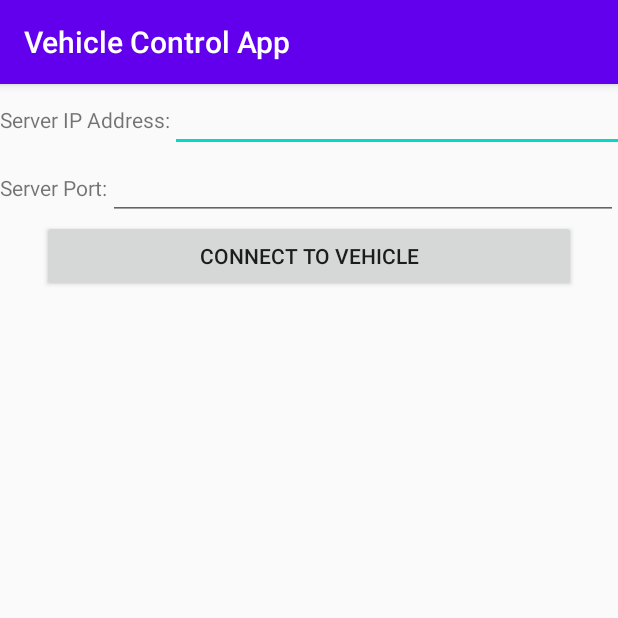
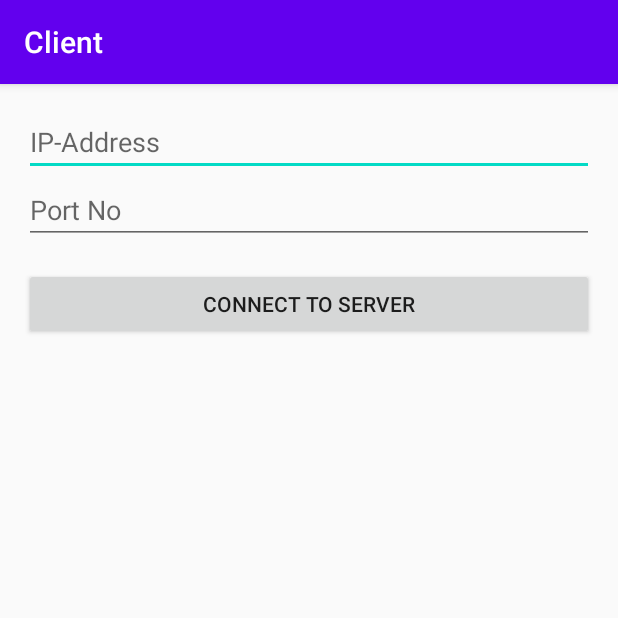
Before and after one commit to TENCAT/Senior-Design, an Android app: the screen it shows after launch (MainActivity), on a phone screen of 412 x 824 dp, the top half of it. Run offline under Robolectric (Android 15) with nearby library versions, the phone set to English and light mode, and no system bars.

Commit message:
Added case statements for each type of message, which displays messages on the app accordingly

```diff
--- a/Android_Code/VehicleApp/app/src/main/java/com/example/vehicleapp/MainActivity.java
+++ b/Android_Code/VehicleApp/app/src/main/java/com/example/vehicleapp/MainActivity.java
@@ -1,14 +1,13 @@
 package com.example.vehicleapp;
 
-import androidx.appcompat.app.AppCompatActivity;
-
+import android.annotation.SuppressLint;
 import android.os.Bundle;
 import android.view.View;
 import android.widget.Button;
 import android.widget.EditText;
-import android.widget.LinearLayout;
 import android.widget.TextView;
-import android.widget.Toast;
+
+import androidx.appcompat.app.AppCompatActivity;
 
 import java.io.BufferedReader;
 import java.io.IOException;
@@ -16,57 +15,126 @@ import java.io.InputStreamReader;
 import java.io.PrintWriter;
 import java.net.Socket;
 
+@SuppressLint("SetTextI18n")
 public class MainActivity extends AppCompatActivity {
-
+    Thread Thread1 = null;
+    EditText etIP, etPort;
+    TextView tvMessages, speedValTV, directionTV, timeTV, distanceTV;
+    String SERVER_IP;
+    int SERVER_PORT;
 
     @Override
     protected void onCreate(Bundle savedInstanceState) {
         super.onCreate(savedInstanceState);
         setContentView(R.layout.activity_main);
-
-        final Button connectBttn = findViewById(R.id.connectBttn);
-        final Button disconnectBttn = findViewById(R.id.disconnectBttn);
-        final TextView ipAddTV = findViewById(R.id.ipAddTV);
-        final EditText ipAddET = findViewById(R.id.ipAddET);
-        final EditText ipPortET = findViewById(R.id.portET);
-        final TextView ipPortTV = findViewById(R.id.portTV);
-
-        final TextView dataFromServerTV = findViewById(R.id.dataFromServerTV);
-        final TextView dataTV = findViewById(R.id.dataTV);
-
-        dataFromServerTV.setVisibility(View.INVISIBLE);
-        disconnectBttn.setVisibility(View.INVISIBLE);
-
-        connectBttn.setOnClickListener(new View.OnClickListener() {
+        etIP = findViewById(R.id.etIP);
+        etPort = findViewById(R.id.etPort);
+        tvMessages = findViewById(R.id.tvMessages);
+        speedValTV = findViewById(R.id.speedValTV);
+        directionTV = findViewById(R.id.directionTV);
+        timeTV = findViewById(R.id.timeTV);
+        distanceTV = findViewById(R.id.distanceTV);
+        Button btnConnect = findViewById(R.id.btnConnect);
+        btnConnect.setOnClickListener(new View.OnClickListener() {
             @Override
             public void onClick(View v) {
-                String ipAdd = ipAddET.getText().toString();
-                int ipPort = Integer.parseInt(ipPortET.getText().toString());
-
-                try {
-                    Socket socketConn = new Socket(ipAdd, ipPort);
-                    PrintWriter out = new PrintWriter(socketConn.getOutputStream(), true);
-                    BufferedReader in = new BufferedReader(new InputStreamReader(socketConn.getInputStream()));
-                    out.println("Connected to the app. Your IP address is: "  + ipAdd + " and port number is: " + Integer.toString(ipPort));
-
-                    ipAddTV.setVisibility(View.GONE);
-                    ipAddET.setVisibility(View.GONE);
-                    ipPortET.setVisibility(View.GONE);
-                    ipPortTV.setVisibility(View.GONE);
-                    connectBttn.setVisibility(View.GONE);
-
-                    dataFromServerTV.setVisibility(View.VISIBLE);
-
-                    String userInput;
-                    while ((userInput = in.readLine()) != null) {
-                        dataTV.setText(userInput);
-                    }
-                } catch (IOException e) {
-                    e.printStackTrace();
-                    Toast.makeText(getApplicationContext(), "Could not connect to server.", Toast.LENGTH_SHORT).show();
-                }
-
+                tvMessages.setText("");
+                SERVER_IP = etIP.getText().toString().trim();
+                SERVER_PORT = Integer.parseInt(etPort.getText().toString().trim());
+                Thread1 = new Thread(new Thread1());
+                Thread1.start();
             }
         });
     }
+
+    private PrintWriter output;
+    private BufferedReader input;
+
+    class Thread1 implements Runnable {
+        public void run() {
+            Socket socket;
+            try {
+                socket = new Socket(SERVER_IP, SERVER_PORT);
+                output = new PrintWriter(socket.getOutputStream());
+                input = new BufferedReader(new InputStreamReader(socket.getInputStream()));
+                runOnUiThread(new Runnable() {
+                    @Override
+                    public void run() {
+                        tvMessages.setText("Connected\n");
+                        output.write("mobile/update");
+                        output.flush();
+                        tvMessages.append("Initiated communication with server\n");
+                    }
+                });
+                new Thread(new Thread2()).start();
+            } catch (IOException e) {
+                e.printStackTrace();
+            }
+        }
+
+        class Thread2 implements Runnable {
+            @Override
+            public void run() {
+                while (true) {
+                    try
+                    {
+                        final String message = input.readLine();
+                        if(message != null)
+                        {
+                            runOnUiThread(new Runnable() {
+                                @Override
+                                public void run() {
+                                    //split message by "/"
+                                    String[] messageArray = message.split("/");
+                                    String dataType = messageArray[1];
+                                    switch (dataType) {
+                                        case "speed":
+                                            int speed = Integer.parseInt(messageArray[2]);
+                                            //set a textview for speed on the screen with the updated value
+                                            speedValTV.setText("Speed: " + speed + " mph");
+                                            break;
+                                        case "steering":
+                                            int direction = Integer.parseInt(messageArray[2]);
+                                            if (direction == 1) {
+                                                //display that the steering direction is right
+                                                directionTV.setText("Vehicle is traveling towards the right.");
+                                            } else if (direction == 2) {
+                                                //display that the steering direction is straight
+                                                directionTV.setText("Vehicle is traveling straight.");
+                                            } else if (direction == 3) {
+                                                //display that the steering direction is left
+                                                directionTV.setText("Vehicle is traveling towards the left.");
+                                            }
+                                            break;
+                                        case "time":
+                                            int time = Integer.parseInt(messageArray[2]);
+                                            if (time > 1000) {
+                                                //display that it is currently daytime
+                                                timeTV.setText("It is daytime");
+                                            } else
+                                                //display that it is currently nighttime
+                                                timeTV.setText("It is nighttime");
+                                            break;
+                                        case "distance":
+                                            long distance = Long.parseLong(messageArray[2]);
+                                            //display current distance in cm
+                                            distanceTV.setText("Distance: " + distance + " cm");
+                                            break;
+                                    }
+                                }
+                            });
+                        }
+                        else
+                        {
+                            Thread1 = new Thread(new Thread1());
+                            Thread1.start();
+                            return;
+                        }
+                    } catch (IOException e) {
+                        e.printStackTrace();
+                    }
+                }
+            }
+        }
+    }
 }
--- a/Android_Code/VehicleApp/app/src/main/res/layout/activity_main.xml
+++ b/Android_Code/VehicleApp/app/src/main/res/layout/activity_main.xml
@@ -1,78 +1,69 @@
-<?xml version="1.0" encoding="utf-8"?>
-<LinearLayout xmlns:android="http://schemas.android.com/apk/res/android"
-    xmlns:app="http://schemas.android.com/apk/res-auto"
-    xmlns:tools="http://schemas.android.com/tools"
-    android:layout_width="match_parent"
-    android:layout_height="match_parent"
-    android:layout_gravity="center"
-    android:orientation="vertical"
-    tools:context=".MainActivity">
+<?xml version = "1.0" encoding = "utf-8"?>
+<RelativeLayout xmlns:android = "http://schemas.android.com/apk/res/android"
+    xmlns:tools = "http://schemas.android.com/tools"
+    android:layout_width = "match_parent"
+    android:layout_height = "match_parent"
+    android:layout_margin = "16dp"
+    tools:context = ".MainActivity">
+    <EditText
+        android:id = "@+id/etIP"
+        android:layout_width = "match_parent"
+        android:layout_height = "wrap_content"
+        android:hint = "IP-Address"
+        android:inputType = "text" />
+    <EditText
+        android:id = "@+id/etPort"
+        android:layout_width = "match_parent"
+        android:layout_height = "wrap_content"
+        android:layout_below = "@+id/etIP"
+        android:hint = "Port No"
+        android:inputType = "number" />
+    <Button
+        android:id = "@+id/btnConnect"
+        android:layout_width = "match_parent"
+        android:layout_height = "wrap_content"
+        android:layout_below = "@+id/etPort"
+        android:layout_gravity = "center"
+        android:layout_marginTop = "16dp"
+        android:text = "Connect To Server" />
 
-    <LinearLayout
-        android:id="@+id/addLayout"
-        android:layout_width="wrap_content"
-        android:layout_height="wrap_content"
-        android:orientation="horizontal">
-
-        <TextView
-            android:id="@+id/ipAddTV"
-            android:layout_width="wrap_content"
-            android:layout_height="wrap_content"
-            android:text="Server IP Address:" />
-
-        <EditText
-            android:id="@+id/ipAddET"
-            android:layout_width="842dp"
-            android:layout_height="wrap_content"
-            android:inputType="textPersonName" />
-    </LinearLayout>
-
-    <LinearLayout
-        android:id="@+id/portLayout"
+    <TextView
+        android:id="@+id/tvMessages"
         android:layout_width="match_parent"
         android:layout_height="wrap_content"
-        android:orientation="horizontal">
-        <TextView
-            android:id="@+id/portTV"
-            android:layout_width="wrap_content"
-            android:layout_height="wrap_content"
-            android:text="Server Port:" />
+        android:layout_below="@+id/btnConnect"
+        android:layout_marginBottom="0dp"
+        android:inputType="textMultiLine"
+        android:textAppearance="@style/Base.TextAppearance.AppCompat.Medium" />
 
-        <EditText
-            android:id="@+id/portET"
-            android:layout_width="match_parent"
-            android:layout_height="wrap_content"
-            android:inputType="number" />
-    </LinearLayout>
-
-    <Button
-        android:id="@+id/connectBttn"
-        android:layout_width="356dp"
-        android:layout_height="wrap_content"
-        android:layout_gravity="center"
-        android:text="CONNECT TO VEHICLE" />
-
-    <LinearLayout
+    <TextView
+        android:id="@+id/speedValTV"
         android:layout_width="match_parent"
         android:layout_height="wrap_content"
-        android:orientation="horizontal">
-        <TextView
-            android:id="@+id/dataFromServerTV"
-            android:layout_width="wrap_content"
-            android:layout_height="wrap_content"
-            android:text="Data From Server:" />
+        android:layout_below="@+id/tvMessages"
+        android:layout_marginBottom="0dp"
+        android:textAppearance="@style/Base.TextAppearance.AppCompat.Medium" />
 
-        <TextView
-            android:id="@+id/dataTV"
-            android:layout_width="wrap_content"
-            android:layout_height="wrap_content"/>
-    </LinearLayout>
+    <TextView
+        android:id = "@+id/directionTV"
+        android:layout_width = "match_parent"
+        android:layout_height = "wrap_content"
+        android:layout_below = "@+id/speedValTV"
+        android:textAppearance = "@style/Base.TextAppearance.AppCompat.Medium" />
 
-    <Button
-        android:id="@+id/disconnectBttn"
-        android:layout_width="356dp"
-        android:layout_height="wrap_content"
-        android:layout_gravity="center"
-        android:text="DISCONNECT FROM VEHICLE" />
+    <TextView
+        android:id = "@+id/timeTV"
+        android:layout_width = "match_parent"
+        android:layout_height = "wrap_content"
+        android:layout_below = "@+id/directionTV"
+        android:textAppearance = "@style/Base.TextAppearance.AppCompat.Medium" />
 
-</LinearLayout>
+    <TextView
+        android:id = "@+id/distanceTV"
+        android:layout_width = "match_parent"
+        android:layout_height = "wrap_content"
+        android:layout_below = "@+id/timeTV"
+        android:textAppearance = "@style/Base.TextAppearance.AppCompat.Medium" />
+
+
+</RelativeLayout>
```
Also changed, not shown: Android_Code/VehicleApp/app/src/main/AndroidManifest.xml (+13 -12 lines).
